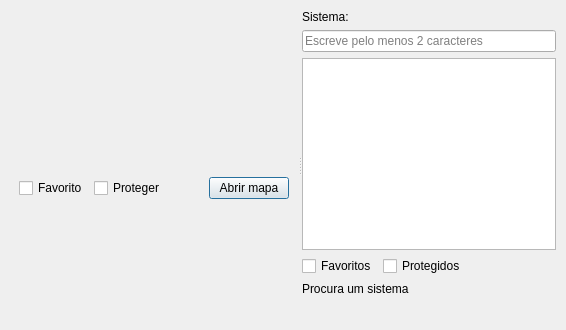
The window that ui/map_library_window.ui (pbgaspar/rhino-surface-mapper) describes before a commit, drawn with Qt 5.
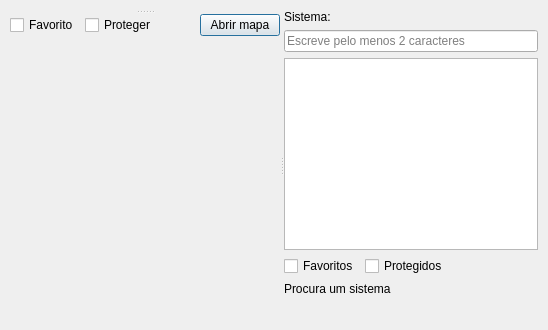
The same window after the commit.

Commit message: Improve Map Library layout and preview behavior

What changed in the file:
```diff
--- a/ui/map_library_window.ui
+++ b/ui/map_library_window.ui
@@ -14,8 +14,10 @@
      <property name="orientation"><enum>Qt::Horizontal</enum></property>
      <widget class="QWidget" name="leftPane">
       <layout class="QVBoxLayout" name="leftLayout">
-       <item><widget class="QWidget" name="previewHost"><layout class="QVBoxLayout" name="previewLayout"/></widget></item>
        <item>
+        <widget class="QSplitter" name="previewDetailsSplitter">
+         <property name="orientation"><enum>Qt::Vertical</enum></property>
+         <widget class="QWidget" name="previewHost"><layout class="QVBoxLayout" name="previewLayout"/></widget>
         <widget class="QWidget" name="mapDetails">
          <layout class="QVBoxLayout" name="detailsLayout">
           <item>
@@ -28,6 +30,7 @@
           </item>
           <item><widget class="QWidget" name="detailsInfoHost"><layout class="QVBoxLayout" name="detailsInfoLayout"/></widget></item>
          </layout>
+         </widget>
         </widget>
        </item>
       </layout>
```
Lines whose indentation alone changed are shown as unchanged. The commit also changes 5 other files.
